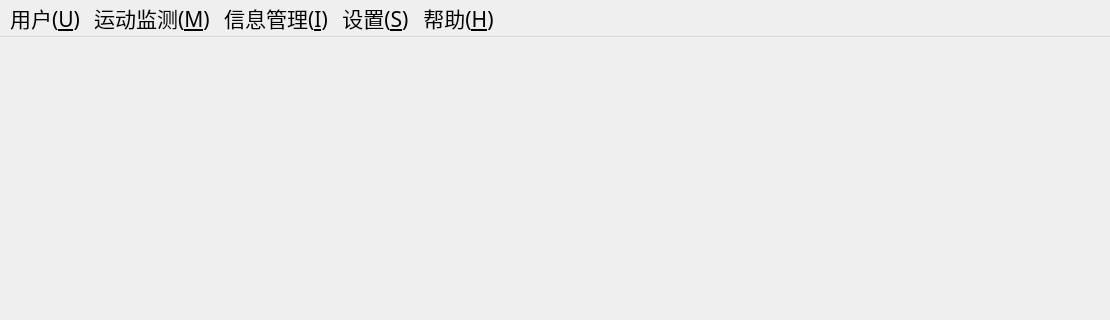
The window that Goat/mainwindow.ui (po-ppy/NewGoat) describes before a commit, drawn with Qt 5; both pictures show x 0 to 1110 and y 0 to 320 of the 1110 by 653 pixel window.
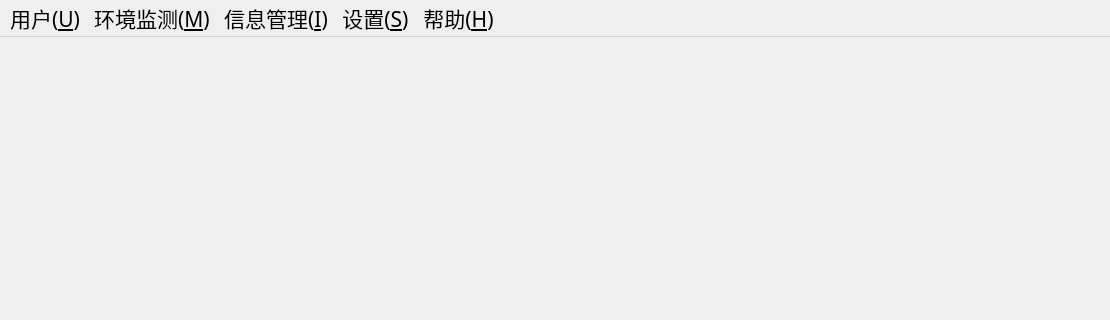
The same window after the commit. Icons and pictures are not drawn.

Patch:
```diff
--- a/Goat/mainwindow.ui
+++ b/Goat/mainwindow.ui
@@ -45,7 +45,7 @@
      <x>0</x>
      <y>0</y>
      <width>1110</width>
-     <height>27</height>
+     <height>33</height>
     </rect>
    </property>
    <property name="font">
@@ -187,7 +187,7 @@
      </font>
     </property>
     <property name="title">
-     <string>运动监测(&amp;M)</string>
+     <string>环境监测(&amp;M)</string>
     </property>
     <addaction name="action_3"/>
    </widget>
```
Left out of the diff: 2 changed lines with no effect on the pictures.
